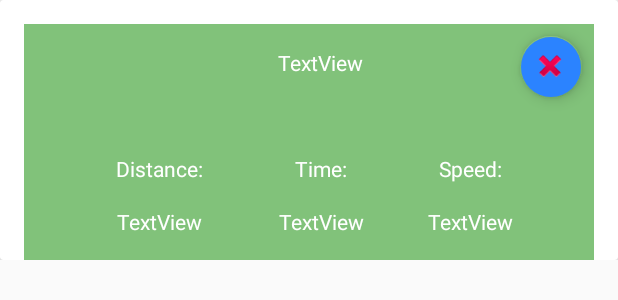
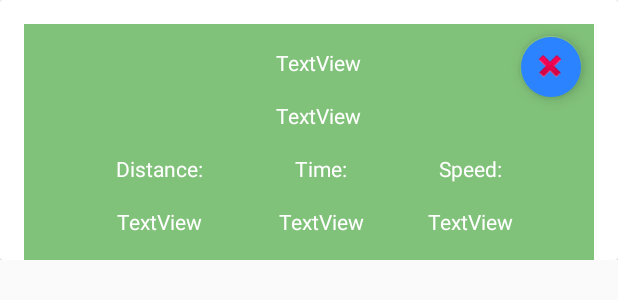
Before and after one commit to ucll-mobile-2021/project-dieterrafaeljonas, an Android app: the layout my_row.xml on its own in the app's theme, with its tools: preview values and no code run, on a phone screen of 412 x 824 dp. Shown: the top 300 px of the screen. Run offline under Robolectric (Android 15) with nearby library versions, the phone set to English and light mode, and no system bars.

Commit message:
Kleine changes

```diff
--- a/app/src/main/java/com/example/projectmobiledev/routesViewer/RecyclerViewAdapter.kt
+++ b/app/src/main/java/com/example/projectmobiledev/routesViewer/RecyclerViewAdapter.kt
@@ -46,6 +46,7 @@ class RecyclerViewAdapter : RecyclerView.Adapter<RecyclerViewAdapter.RecycleView
         holder.tijd.text = routes[position].elapsedTime.toString()
         holder.snelheid.text = routes[position].computeSpeed().round(3).toString() + " Km/h"
         holder.name.text = routes[position].name
+        holder.date.text = routes_db[position].startDate.date.toString()  + "/" + (routes_db[position].startDate.month+1).toString() + "/" + (routes_db[position].startDate.year + 1900).toString()
 
         holder.itemView.setOnClickListener(View.OnClickListener {
             var intent = Intent(context, RouteViewer::class.java)
@@ -94,5 +95,6 @@ class RecyclerViewAdapter : RecyclerView.Adapter<RecyclerViewAdapter.RecycleView
         var snelheid : TextView = itemView.findViewById(R.id.snelheid_txt)
         var name : TextView = itemView.findViewById(R.id.name)
         var remove : FloatingActionButton = itemView.findViewById(R.id.remove_route)
+        var date : TextView = itemView.findViewById(R.id.date)
     }
 }
--- a/app/src/main/java/com/example/projectmobiledev/tracker/TrackerModel.kt
+++ b/app/src/main/java/com/example/projectmobiledev/tracker/TrackerModel.kt
@@ -27,7 +27,10 @@ class TrackerModel()  {
         val user = User()
         userEmail = user.getUserEmail()
         startDate = Calendar.getInstance().time
-        name = startDate.toString();
+        val regex = Regex("([a-zA-Z]+\\s[a-zA-Z]+\\s\\d\\d)(.*)(\\d{4,}\$)")
+        val result = regex.find(startDate.toString())
+        val (date, time, year) = result!!.destructured
+        name = "$date $year"
     }
 
     fun end(){
--- a/app/src/main/res/layout/my_row.xml
+++ b/app/src/main/res/layout/my_row.xml
@@ -98,7 +98,7 @@
                 android:text="TextView"
                 android:textColor="#FFFFFF"
                 app:layout_constraintEnd_toEndOf="parent"
-                app:layout_constraintHorizontal_bias="0.523"
+                app:layout_constraintHorizontal_bias="0.52"
                 app:layout_constraintStart_toStartOf="parent"
                 app:layout_constraintTop_toTopOf="parent" />
 
@@ -116,6 +116,18 @@
                 app:layout_constraintTop_toTopOf="parent"
                 app:srcCompat="@android:drawable/ic_delete" />
 
+            <TextView
+                android:id="@+id/date"
+                android:layout_width="wrap_content"
+                android:layout_height="wrap_content"
+                android:text="TextView"
+                android:textColor="#FFFFFF"
+                app:layout_constraintBottom_toTopOf="@+id/tijd"
+                app:layout_constraintEnd_toEndOf="parent"
+                app:layout_constraintHorizontal_bias="0.52"
+                app:layout_constraintStart_toStartOf="parent"
+                app:layout_constraintTop_toBottomOf="@+id/name" />
+
         </androidx.constraintlayout.widget.ConstraintLayout>
     </androidx.cardview.widget.CardView>
 </androidx.constraintlayout.widget.ConstraintLayout>
```
